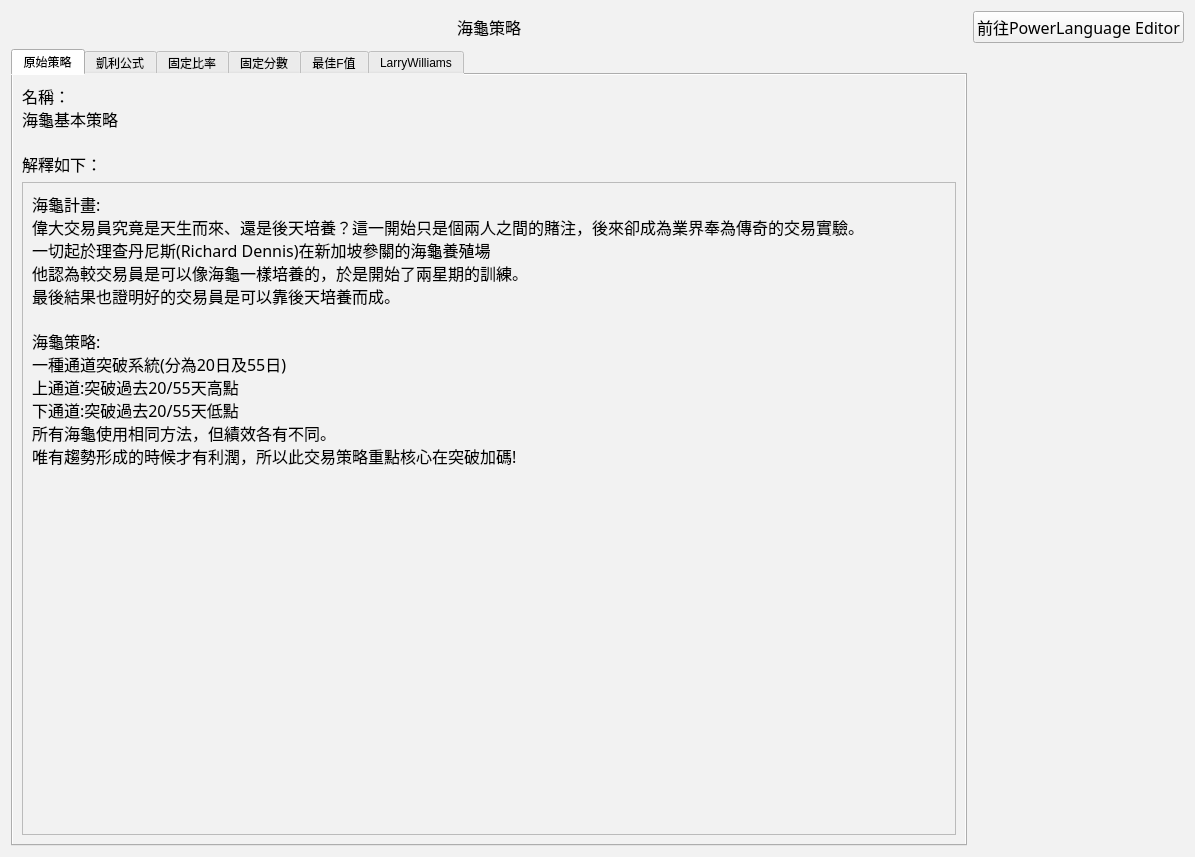
This is Turtle30k_Strategies_UI.ui in allen93075/Winner as Qt 5 draws it before an edit. The edited form follows.
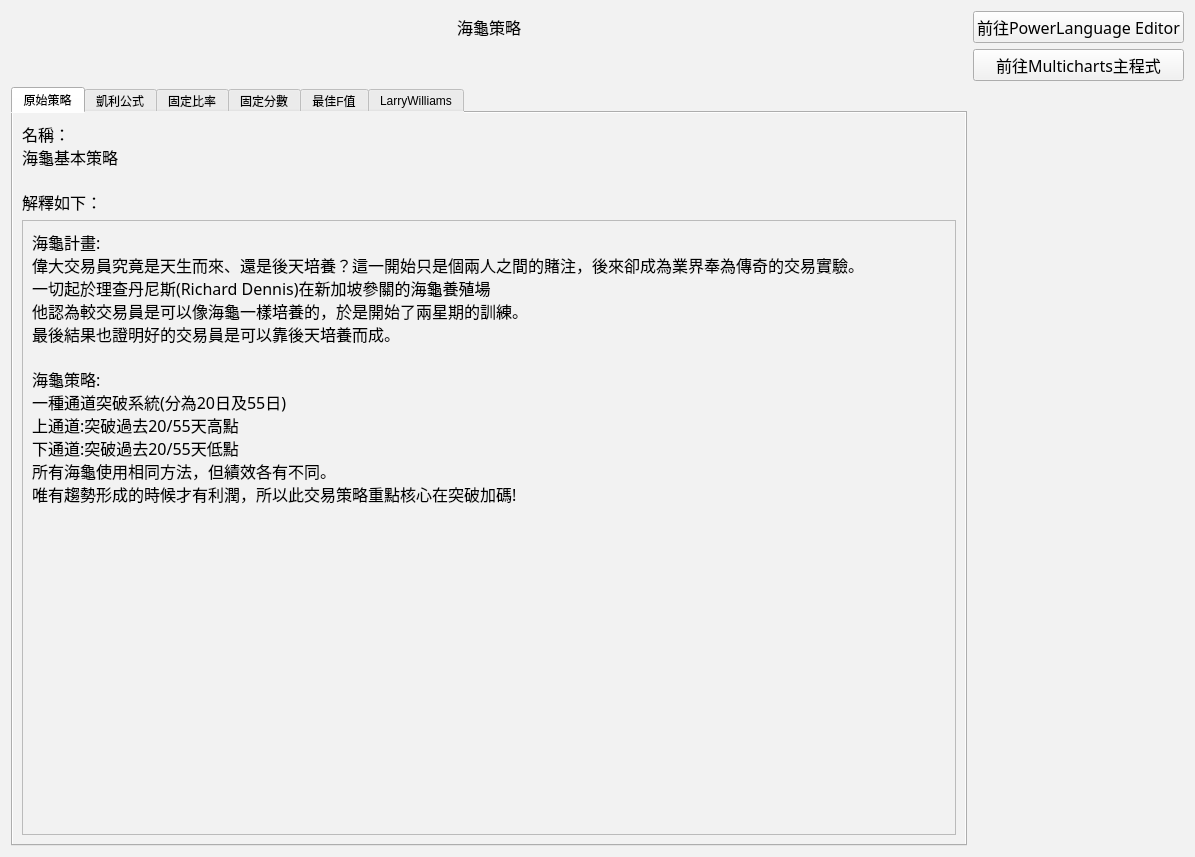
This is the edited form.

Diff of the .ui file:
```diff
--- a/Turtle30k_Strategies_UI.ui
+++ b/Turtle30k_Strategies_UI.ui
@@ -46,7 +46,7 @@
     </property>
    </widget>
   </item>
-  <item row="1" column="0">
+   <item row="2" column="0">
    <widget class="QTabWidget" name="tabWidget">
     <property name="tabShape">
      <enum>QTabWidget::Rounded</enum>
@@ -97,8 +97,8 @@
            <rect>
             <x>0</x>
             <y>0</y>
-            <width>948</width>
-            <height>664</height>
+            <width>958</width>
+            <height>641</height>
            </rect>
           </property>
           <layout class="QGridLayout" name="gridLayout_7">
@@ -511,6 +511,19 @@
      </widget>
     </widget>
    </item>
+   <item row="1" column="1">
+    <widget class="QPushButton" name="pushButton_2">
+      <property name="font">
+       <font>
+        <family>微軟正黑體</family>
+        <pointsize>12</pointsize>
+       </font>
+      </property>
+     <property name="text">
+      <string>前往Multicharts主程式</string>
+     </property>
+    </widget>
+   </item>
   </layout>
  </widget>
  <resources/>
```
Left out of the diff: 20 changed lines with no effect on the pictures. Lines whose indentation alone changed are shown as unchanged.
